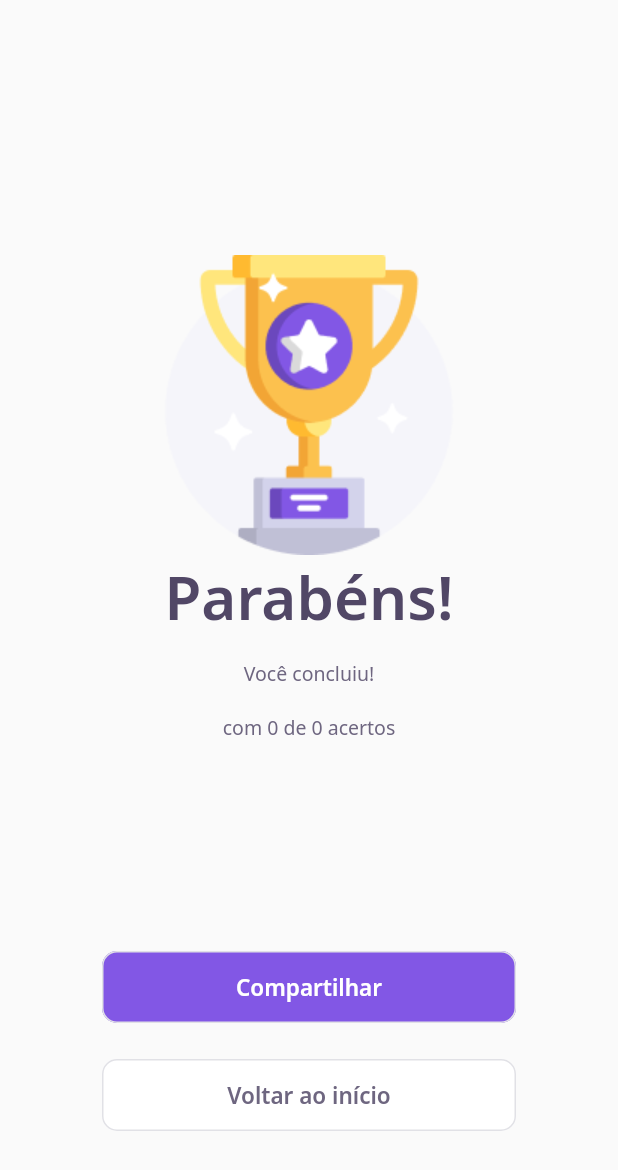
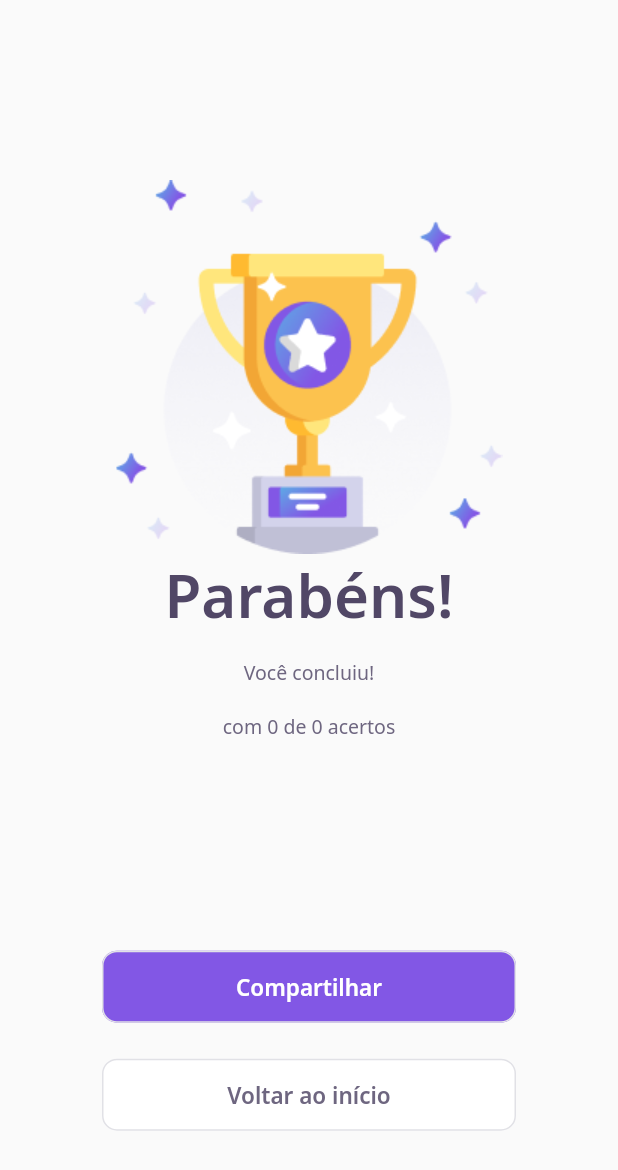
Before and after one commit to luc4srios/applications_flutter, a Flutter app: the ResultPage screen opened directly with empty values, on a phone screen of 412 x 824 dp. Shown: the top 1170 px of the screen. Run offline on Flutter 3.47's test engine with Material 2 defaults, Android fonts, the phone set to English and light mode, and no system bars; our stand-ins replace auto_size_text, google_fonts, share_plus, shared_preferences; accounts and stored records are empty; network calls fail.

Commit message:
update image trophy

```diff
--- a/quiz_flutter_application/lib/result/result_page.dart
+++ b/quiz_flutter_application/lib/result/result_page.dart
@@ -20,7 +20,7 @@ class ResultPage extends StatelessWidget {
     return Scaffold(
       body: Container(
         width: double.maxFinite,
-        padding: EdgeInsets.only(top: 100),
+        padding: EdgeInsets.only(top: 50),
         child: Column(
           mainAxisAlignment: MainAxisAlignment.spaceAround,
           crossAxisAlignment: CrossAxisAlignment.center,
```
Also changed, not shown: quiz_flutter_application/assets/images/trophy.png.
